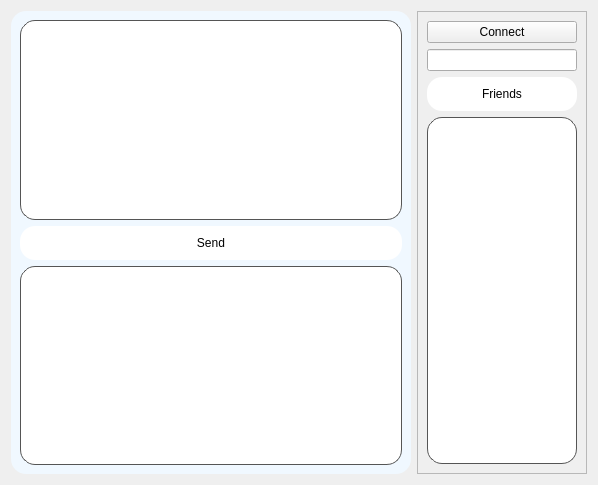
The window that KOMUNIKATOR-QSQLITE/programwindow.ui (Erdevis/KOMUNIKATOR) describes before a commit, drawn with Qt 5.
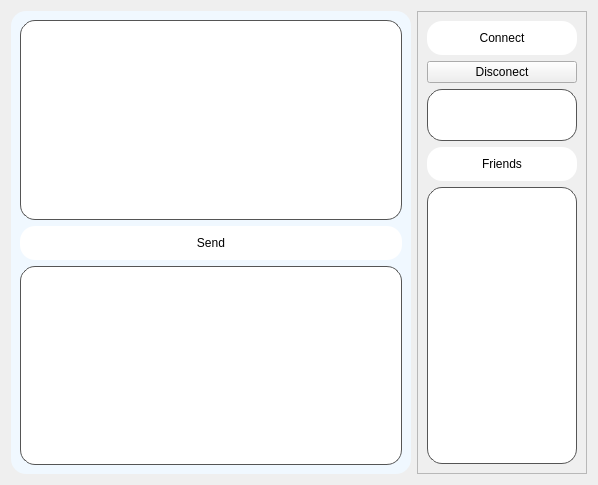
The same window after the commit.

The edit to the form file:
```diff
--- a/KOMUNIKATOR-QSQLITE/programwindow.ui
+++ b/KOMUNIKATOR-QSQLITE/programwindow.ui
@@ -148,7 +148,7 @@
       <enum>QFrame::Raised</enum>
      </property>
      <layout class="QGridLayout" name="gridLayout">
-      <item row="3" column="1">
+      <item row="5" column="1">
        <widget class="QListWidget" name="friendsList">
         <property name="minimumSize">
          <size>
@@ -176,10 +176,7 @@
         </property>
        </widget>
       </item>
-      <item row="1" column="1">
-       <widget class="QLineEdit" name="IpEdit"/>
-      </item>
-      <item row="2" column="1">
+      <item row="3" column="1">
        <widget class="QPushButton" name="znajomiBtn">
         <property name="styleSheet">
          <string notr="true">QPushButton {
@@ -202,11 +199,54 @@
       </item>
       <item row="0" column="1">
        <widget class="QPushButton" name="connectBtn">
+        <property name="styleSheet">
+         <string notr="true">QPushButton {
+    background-color: #ffffff; /* Kolor tła - biały */
+    color: #000000; /* Kolor tekstu - czarny */
+    border: none; /* Usunięcie obramowania */
+    border-radius: 15px; /* Zaokrąglenie rogów */
+    padding: 10px; /* Wewnętrzny odstęp */
+}
+
+QPushButton:hover {
+    background-color: #008000; /* Kolor tła po najechaniu myszą - ciemniejszy zielony */
+    color: #ffffff; /* Zmiana koloru tekstu po najechaniu myszą - biały */
+}</string>
+        </property>
         <property name="text">
          <string>Connect</string>
         </property>
        </widget>
       </item>
+      <item row="2" column="1">
+       <widget class="QLineEdit" name="IpEdit">
+        <property name="styleSheet">
+         <string notr="true">QLineEdit {
+    background-color: #ffffff; /* Kolor tła - biały */
+    color: #000000; /* Kolor tekstu - czarny */
+    border: 1px solid #555555; /* Grubość i kolor obramowania */
+    border-radius: 15px; /* Zaokrąglenie rogów - dostosuj według potrzeb */
+    padding: 10px; /* Wewnętrzny odstęp */
+    font-family: Arial, sans-serif; /* Rodzina czcionek */
+    font-size: 12pt; /* Rozmiar czcionki */
+    line-height: 1.5; /* Wysokość linii dla odstępu między wierszami */
+    min-height: 30px; /* Minimalna wysokość pola - dostosuj według potrzeb */
+}
+
+QLineEdit:focus {
+    border: 2px solid #1e90ff; /* Grubość i kolor obramowania po aktywacji - niebieski */
+    outline: none; /* Wyłączanie podświetlenia po aktywacji */
+}</string>
+        </property>
+       </widget>
+      </item>
+      <item row="1" column="1">
+       <widget class="QPushButton" name="disconectBtn">
+        <property name="text">
+         <string>Disconect</string>
+        </property>
+       </widget>
+      </item>
      </layout>
     </widget>
    </item>
```
